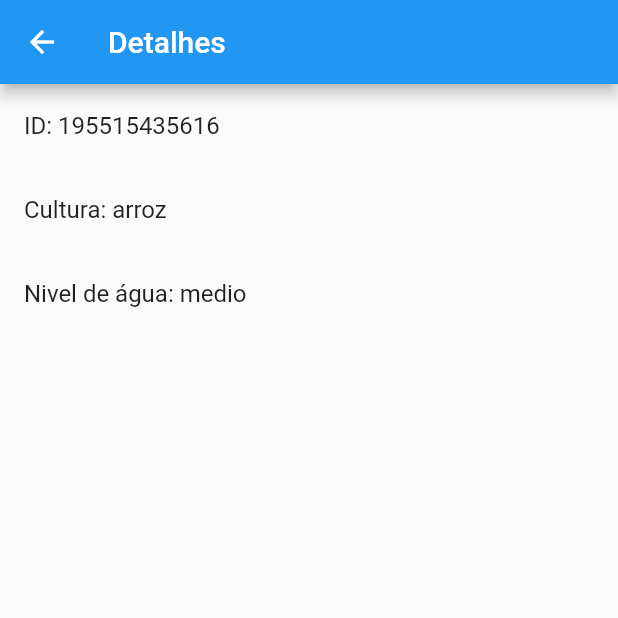
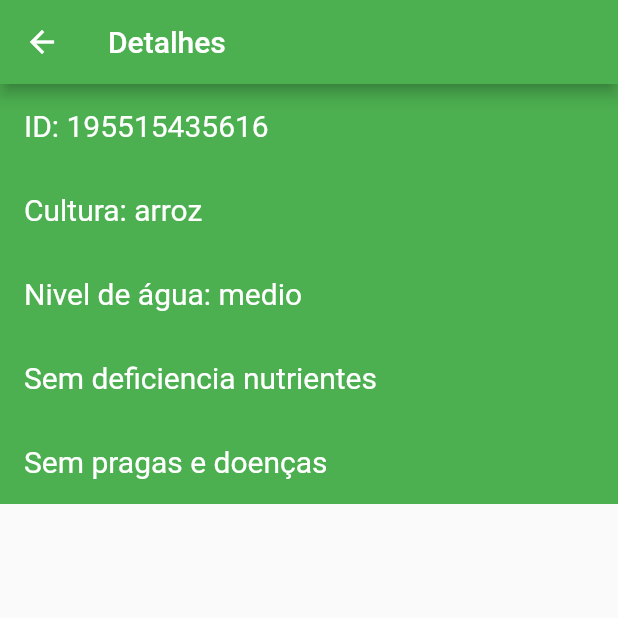
Before and after one commit to FabSousa/Cross_Plataform, a Flutter app: the DetailsPage screen opened directly with sample values from the repository, on a phone screen of 412 x 824 dp, the top half of it. Run offline on Flutter 3.47's test engine with Material 2 defaults, Android fonts, the phone set to English and light mode, and no system bars; our stand-ins replace ionicons; network calls fail.

Commit message:
Details page

```diff
--- a/ias_generativas_e_ods2/lib/main.dart
+++ b/ias_generativas_e_ods2/lib/main.dart
@@ -15,7 +15,7 @@ class MyApp extends StatelessWidget {
       debugShowCheckedModeBanner: false,
       title: "IAs Generativas e ODS2",
       theme: ThemeData(
-        primarySwatch: Colors.blue,
+        primarySwatch: Colors.green,
       ),
       initialRoute: HomePage.routeName,
       routes: {
--- a/ias_generativas_e_ods2/lib/models/photo_model.dart
+++ b/ias_generativas_e_ods2/lib/models/photo_model.dart
@@ -8,16 +8,16 @@ class PhotoModel {
   int id;
   Image image;
   Culturas cultura;
+  List<Nutrientes>? deficienciaNutrientes;
   List<PragasDoencas>? pragasDoencas;
-  List<Nutrientes>? deficienciaNutrientes;
   NivelDeAgua nivelDeAgua;
 
   PhotoModel({
     required this.id,
     required this.image,
     required this.cultura,
+    this.deficienciaNutrientes,
     this.pragasDoencas,
-    this.deficienciaNutrientes,
     required this.nivelDeAgua,
   });
 }
--- a/ias_generativas_e_ods2/lib/pages/details_page.dart
+++ b/ias_generativas_e_ods2/lib/pages/details_page.dart
@@ -9,6 +9,9 @@ class DetailsPage extends StatelessWidget {
   @override
   Widget build(BuildContext context) {
     final photo = ModalRoute.of(context)!.settings.arguments as PhotoModel;
+    const backgroundColor = Colors.green;
+    const textStyle = TextStyle(color: Colors.white, fontSize: 20);
+
     return Scaffold(
       appBar: AppBar(
         title: const Text("Detalhes"),
@@ -19,28 +22,110 @@ class DetailsPage extends StatelessWidget {
             width: photo.image.width,
             child: photo.image,
           ),
-          ListTile(
+          Container(
+            color: backgroundColor,
+            child: ListTile(
               title: Row(
                 children: [
-                const Text("ID: "),
-                Text(photo.id.toString()),
+                  const Text(
+                    "ID: ",
+                    style: textStyle,
+                  ),
+                  Text(
+                    photo.id.toString(),
+                    style: textStyle,
+                  ),
                 ],
               ),
             ),
-          ListTile(
+          ),
+          Container(
+            color: backgroundColor,
+            child: ListTile(
               title: Row(
                 children: [
-                const Text("Cultura: "),
-                Text(photo.cultura.name),
+                  const Text(
+                    "Cultura: ",
+                    style: textStyle,
+                  ),
+                  Text(
+                    photo.cultura.name,
+                    style: textStyle,
+                  ),
                 ],
               ),
             ),
-          ListTile(
+          ),
+          Container(
+            color: backgroundColor,
+            child: ListTile(
               title: Row(
                 children: [
-                const Text("Nivel de água: "),
-                Text(photo.nivelDeAgua.name),
+                  const Text(
+                    "Nivel de água: ",
+                    style: textStyle,
+                  ),
+                  Text(
+                    photo.nivelDeAgua.name,
+                    style: textStyle,
+                  ),
                 ],
+              ),
+            ),
+          ),
+          Container(
+            color: backgroundColor,
+            child: ListTile(
+              title: photo.deficienciaNutrientes == null ||
+                      photo.deficienciaNutrientes!.isEmpty
+                  ? const Text(
+                      "Sem deficiencia nutrientes",
+                      style: textStyle,
+                    )
+                  : Row(
+                      children: [
+                        const Text(
+                          "Nutrienteas em falta: ",
+                          style: textStyle,
+                        ),
+                        Column(
+                          children: List.generate(
+                            photo.deficienciaNutrientes!.length,
+                            (index) => Text(
+                              photo.deficienciaNutrientes![index].name,
+                              style: textStyle,
+                            ),
+                          ),
+                        ),
+                      ],
+                    ),
+            ),
+          ),
+          Container(
+            color: backgroundColor,
+            child: ListTile(
+              title: photo.pragasDoencas == null || photo.pragasDoencas!.isEmpty
+                  ? const Text(
+                      "Sem pragas e doenças",
+                      style: textStyle,
+                    )
+                  : Row(
+                      children: [
+                        const Text(
+                          "Pragas e doenças: ",
+                          style: textStyle,
+                        ),
+                        Column(
+                          children: List.generate(
+                            photo.pragasDoencas!.length,
+                            (index) => Text(
+                              photo.pragasDoencas![index].name,
+                              style: textStyle,
+                            ),
+                          ),
+                        ),
+                      ],
+                    ),
             ),
           ),
         ],
```
Also changed, not shown: ias_generativas_e_ods2/lib/repository/photo_repository.dart (+26 -94 lines). Lines whose indentation alone changed are shown as unchanged.
